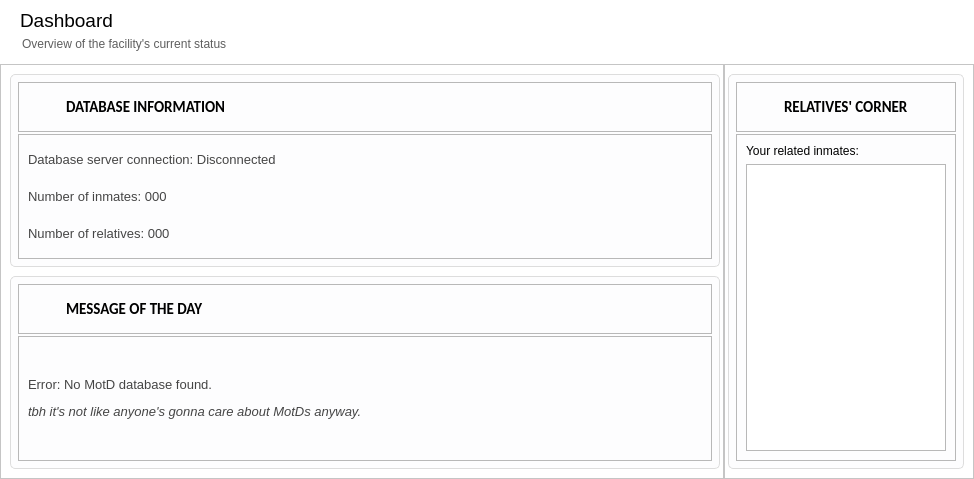
Old version of the form dashboardwindow.ui in the repository NCNM/PMS_01.
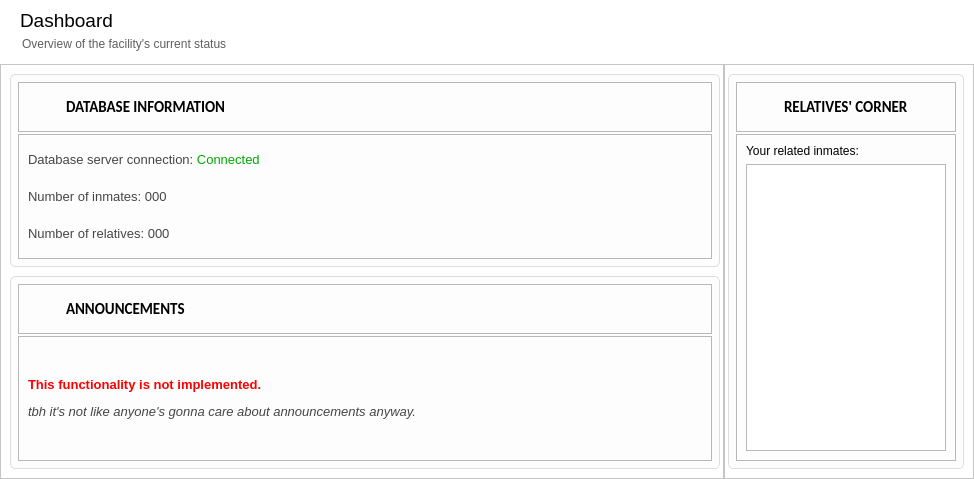
New version of the form. Icons and pictures are not drawn.

Diff of the .ui file:
```diff
--- a/dashboardwindow.ui
+++ b/dashboardwindow.ui
@@ -325,7 +325,7 @@
                      <string notr="true">color: rgb(69, 69, 69);</string>
                     </property>
                     <property name="text">
-                     <string>Database server connection: Disconnected</string>
+                     <string>&lt;html&gt;&lt;head/&gt;&lt;body&gt;&lt;p&gt;Database server connection: &lt;span style=&quot; color:#00aa00;&quot;&gt;Connected&lt;/span&gt;&lt;/p&gt;&lt;/body&gt;&lt;/html&gt;</string>
                     </property>
                    </widget>
                   </item>
@@ -479,7 +479,7 @@
                      <string notr="true">background-color: 0;</string>
                     </property>
                     <property name="text">
-                     <string>MESSAGE OF THE DAY</string>
+                     <string>ANNOUNCEMENTS</string>
                     </property>
                    </widget>
                   </item>
@@ -511,7 +511,7 @@
                      <string notr="true">color: rgb(69, 69, 69);</string>
                     </property>
                     <property name="text">
-                     <string>&lt;html&gt;&lt;head/&gt;&lt;body&gt;&lt;p&gt;&lt;span style=&quot; font-size:10pt;&quot;&gt;Error: No MotD database found.&lt;/span&gt;&lt;/p&gt;&lt;p&gt;&lt;span style=&quot; font-style:italic;&quot;&gt;tbh it's not like anyone's gonna care about MotDs anyway.&lt;/span&gt;&lt;/p&gt;&lt;/body&gt;&lt;/html&gt;</string>
+                     <string>&lt;html&gt;&lt;head/&gt;&lt;body&gt;&lt;p&gt;&lt;span style=&quot; font-weight:600; color:#ff0000;&quot;&gt;This functionality is not implemented.&lt;/span&gt;&lt;/p&gt;&lt;p&gt;&lt;span style=&quot; font-style:italic;&quot;&gt;tbh it's not like anyone's gonna care about announcements anyway.&lt;/span&gt;&lt;/p&gt;&lt;/body&gt;&lt;/html&gt;</string>
                     </property>
                    </widget>
                   </item>
```
Left out of the diff: 2 changed lines with no effect on the pictures.
